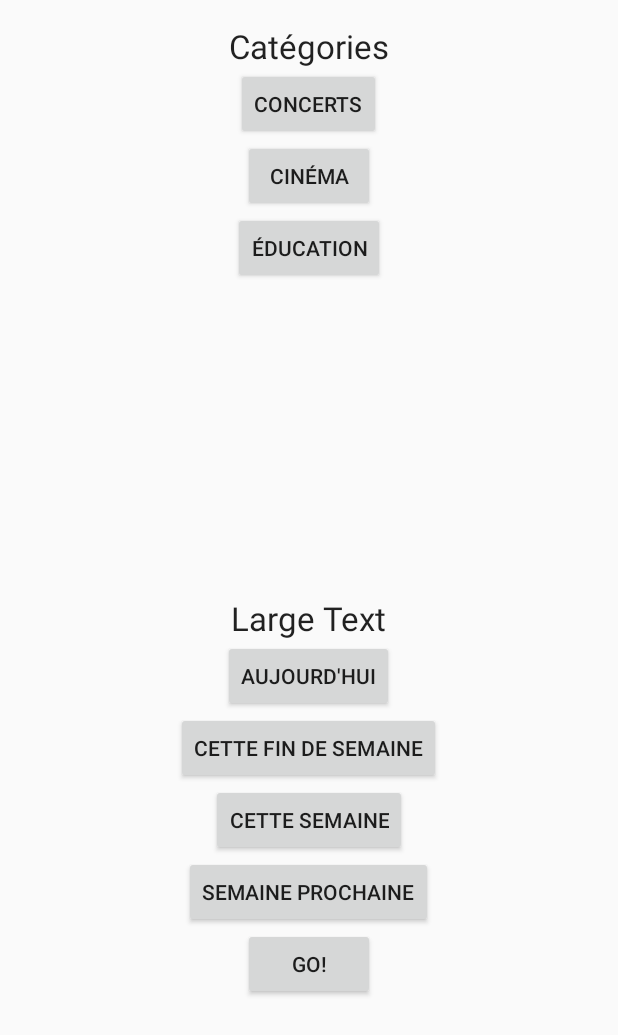
After one commit to borisclain/NotreAppEventful3, an Android app: the layout advanced_search.xml on its own in the app's theme, with its tools: preview values and no code run, on a phone screen of 412 x 824 dp. The commit adds this screen. Shown: the top 1035 px of the screen. Run offline under Robolectric (Android 15) with nearby library versions, the phone set to English and light mode, and no system bars; network calls fail.

```diff
--- a/app/src/main/java/biln/notreappeventful3/Event.java
+++ b/app/src/main/java/biln/notreappeventful3/Event.java
@@ -11,6 +11,7 @@ class Event {
     public String date_stop;
     public String location;
     public String description;
+    public int newRes;
 
     public Event(String idFromEventful, String title,String date_start, String date_stop, String location, String description){
         this.idFromEventful = idFromEventful;
@@ -19,6 +20,7 @@ class Event {
         this.date_stop = date_stop;
         this.location = location;
         this.description = description;
+        this.newRes = 1;
     }
 
 
--- a/app/src/main/java/biln/notreappeventful3/ServiceSearchAndPopulate.java
+++ b/app/src/main/java/biln/notreappeventful3/ServiceSearchAndPopulate.java
@@ -50,6 +50,7 @@ public class ServiceSearchAndPopulate extends IntentService{
                 val.put(DBHelper.C_DATE_STOP, web.eventsFound.get(i).date_stop);
                 val.put(DBHelper.C_LOCATION, web.eventsFound.get(i).location);
                 val.put(DBHelper.C_DESCRIPTION, web.eventsFound.get(i).description);
+                val.put(DBHelper.C_NEW, web.eventsFound.get(i).newRes);
                 val.put(DBHelper.C_FAVORITE, 0);
                 db.insertOrThrow(DBHelper.TABLE_EVENTS, null, val);
             }
--- /dev/null
+++ b/app/src/main/res/layout/advanced_search.xml
@@ -0,0 +1,92 @@
+<RelativeLayout xmlns:android="http://schemas.android.com/apk/res/android"
+
+    xmlns:tools="http://schemas.android.com/tools" android:layout_width="match_parent"
+    android:layout_height="match_parent" android:paddingLeft="@dimen/activity_horizontal_margin"
+    android:paddingRight="@dimen/activity_horizontal_margin"
+    android:paddingTop="@dimen/activity_vertical_margin"
+    android:paddingBottom="@dimen/activity_vertical_margin" tools:context=".MainActivity">
+
+
+    <TextView
+        android:layout_width="wrap_content"
+        android:layout_height="wrap_content"
+        android:textAppearance="?android:attr/textAppearanceLarge"
+        android:text="Catégories"
+        android:id="@+id/textView2"
+        android:layout_alignParentTop="true"
+        android:layout_centerHorizontal="true" />
+
+    <Button
+        android:layout_width="wrap_content"
+        android:layout_height="wrap_content"
+        android:text="Concerts"
+        android:id="@+id/concerts"
+        android:layout_below="@+id/textView2"
+        android:layout_centerHorizontal="true" />
+
+    <Button
+        android:layout_width="wrap_content"
+        android:layout_height="wrap_content"
+        android:text="Cinéma"
+        android:id="@+id/cinema"
+        android:layout_below="@+id/concerts"
+        android:layout_centerHorizontal="true" />
+
+    <Button
+        android:layout_width="wrap_content"
+        android:layout_height="wrap_content"
+        android:text="Éducation"
+        android:id="@+id/education"
+        android:layout_below="@+id/cinema"
+        android:layout_centerHorizontal="true" />
+
+    <TextView
+        android:layout_width="wrap_content"
+        android:layout_height="wrap_content"
+        android:textAppearance="?android:attr/textAppearanceLarge"
+        android:text="Large Text"
+        android:id="@+id/textView3"
+        android:layout_centerVertical="true"
+        android:layout_centerHorizontal="true" />
+
+    <Button
+        android:layout_width="wrap_content"
+        android:layout_height="wrap_content"
+        android:text="Aujourd&apos;hui"
+        android:id="@+id/today"
+        android:layout_below="@+id/textView3"
+        android:layout_centerHorizontal="true" />
+
+    <Button
+        android:layout_width="wrap_content"
+        android:layout_height="wrap_content"
+        android:text="Cette fin de semaine"
+        android:id="@+id/thisWeekEnd"
+        android:layout_below="@+id/today"
+        android:layout_centerHorizontal="true" />
+
+    <Button
+        android:layout_width="wrap_content"
+        android:layout_height="wrap_content"
+        android:text="Cette semaine"
+        android:id="@+id/thisWeek"
+        android:layout_below="@+id/thisWeekEnd"
+        android:layout_centerHorizontal="true" />
+
+    <Button
+        android:layout_width="wrap_content"
+        android:layout_height="wrap_content"
+        android:text="Semaine prochaine"
+        android:id="@+id/nextWeek"
+        android:layout_below="@+id/thisWeek"
+        android:layout_centerHorizontal="true" />
+
+    <Button
+        android:layout_width="wrap_content"
+        android:layout_height="wrap_content"
+        android:text="Go!"
+        android:id="@+id/advSearch"
+        android:layout_below="@+id/nextWeek"
+        android:layout_centerHorizontal="true" />
+
+</RelativeLayout>
--- a/app/src/main/res/menu/menu_main.xml
+++ b/app/src/main/res/menu/menu_main.xml
@@ -12,4 +12,10 @@
 
 
 
+    <item android:id="@+id/menuAdvancedSearch"
+        app:showAsAction="always"
+        android:title="Recherche avancée"
+        android:icon="@drawable/abc_ic_voice_search_api_mtrl_alpha" ></item>
+
+
 </menu>
```
Also changed, not shown: app/src/main/java/biln/notreappeventful3/DBHelper.java (+22 -3 lines), app/src/main/java/biln/notreappeventful3/DetailsActivityLena.java (+6 -10 lines), app/src/main/java/biln/notreappeventful3/EventfulAPI.java (+12 -4 lines), app/src/main/java/biln/notreappeventful3/MyMenu.java (+11 -0 lines), app/src/main/java/biln/notreappeventful3/SearchActivity.java (+87 -1 lines), app/src/main/java/biln/notreappeventful3/searchResults.java (added, +10 -0 lines), app/src/main/res/layout/event_description.xml (+7 -0 lines).
